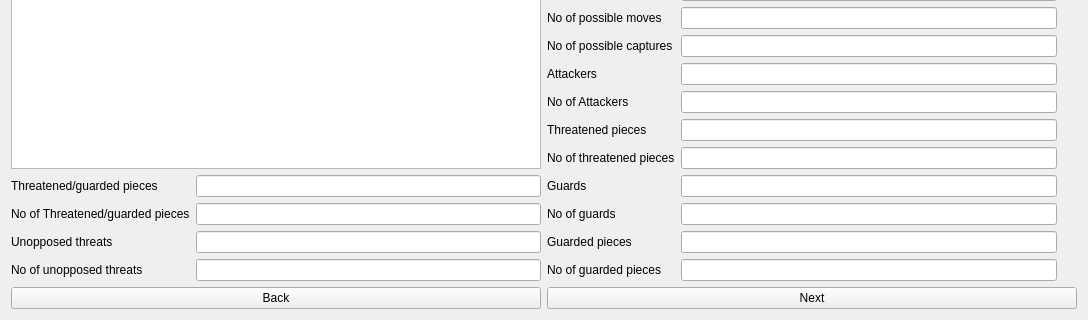
This is ChessMusicGUI/ChessMusicGUI.ui in endoffline/ChessMusicGUI as Qt 5 draws it before an edit; both pictures show x 0 to 1088 and y 340 to 660 of the 1088 by 660 pixel window. The edited form follows.
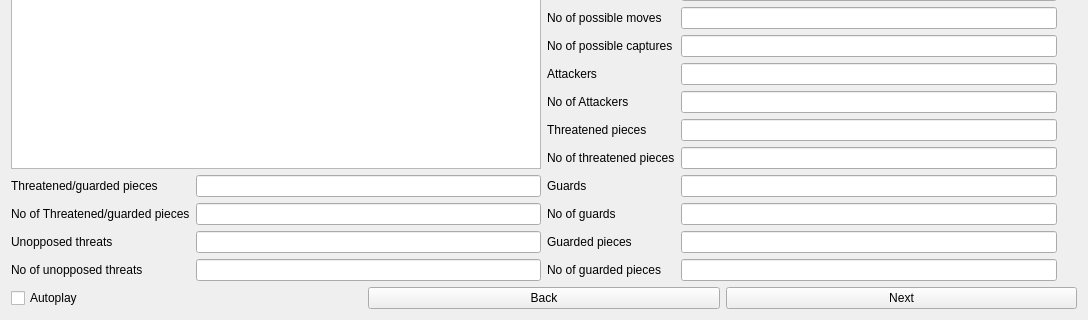
This is the edited form.

Commit message: connected UI and added autoplay thread(needs fixing)

```diff
--- a/ChessMusicGUI/ChessMusicGUI.ui
+++ b/ChessMusicGUI/ChessMusicGUI.ui
@@ -307,6 +307,13 @@
      <property name="topMargin">
       <number>0</number>
      </property>
+     <item>
+      <widget class="QCheckBox" name="autoplay_checkBox">
+       <property name="text">
+        <string>Autoplay</string>
+       </property>
+      </widget>
+     </item>
      <item>
       <widget class="QPushButton" name="backButton">
        <property name="text">
```
The commit also changes 10 other files.
